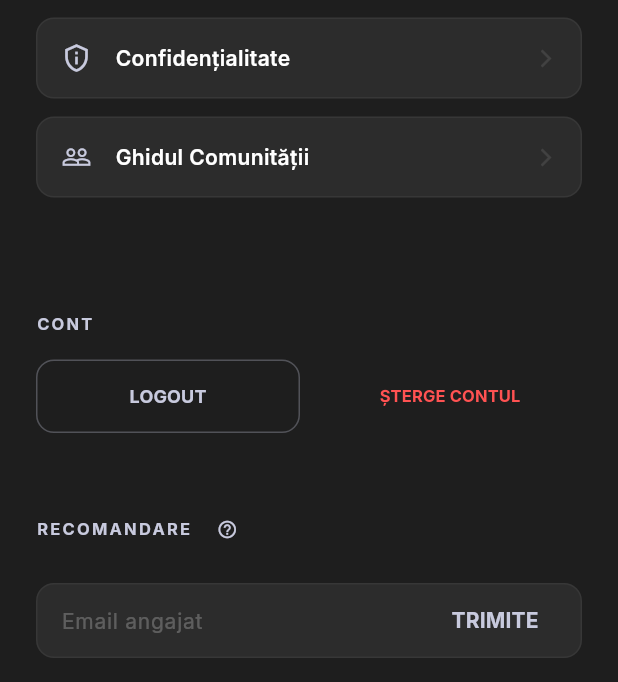
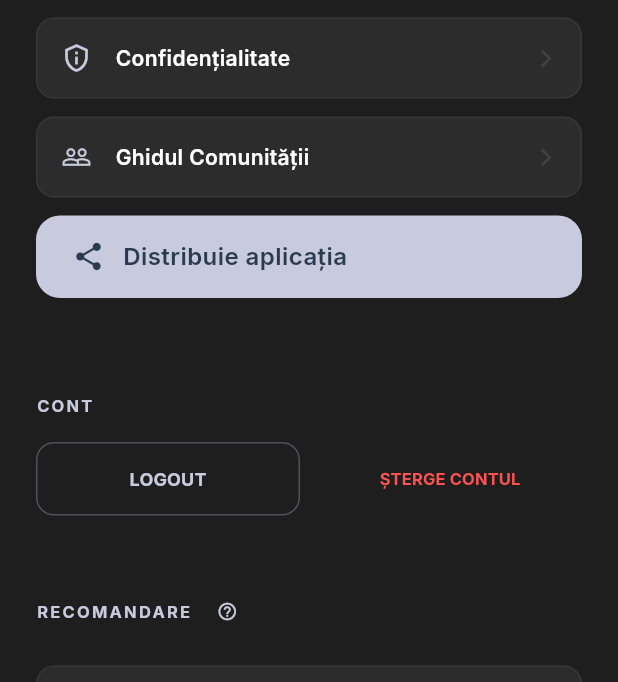
Before and after one commit to loye22/fixcars-app-, a Flutter app: the AboutUsScreen screen opened directly, on a phone screen of 412 x 824 dp, the part 554-1236 px from its top. Run offline on Flutter 3.47's test engine with Material 3 defaults, Android fonts, the phone set to English and light mode, and no system bars; our stand-ins replace cloud_firestore, connectivity_plus, device_info_plus, dotted_border, extended_image, file_picker and 17 more; missing offline and left inert: flutter_pdfview, onesignal_flutter; accounts and stored records are empty; network calls fail.

Commit message:
Add share featcher

```diff
--- a/lib/shared/screens/aboutUsScreen.dart
+++ b/lib/shared/screens/aboutUsScreen.dart
@@ -8,6 +8,7 @@ import 'package:path_provider/path_provider.dart';
 import '../../supplier/services/ReferralService.dart';
 import '../services/DeleteAccountService.dart';
 import '../services/api_service.dart';
+import '../widgets/ShareAppButton.dart';
 import '../widgets/SocialMediaSection.dart';
 import 'start_screen.dart';
 
@@ -235,6 +236,10 @@ class _AboutUsScreenState extends State<AboutUsScreen> {
                 icon: Icons.people_outline,
                 title: 'Ghidul Comunității',
                 onTap: () => _showPDF('assets/docs/fixcars_community_guidelines_ro.pdf', 'Ghidul Comunității'),
+              ),
+
+              Center(
+                child: ShareAppButton(),
               ),
 
 
--- /dev/null
+++ b/lib/shared/widgets/ShareAppButton.dart
@@ -0,0 +1,65 @@
+import 'package:flutter/material.dart';
+import 'package:share_plus/share_plus.dart';
+
+class ShareAppButton extends StatelessWidget {
+  final String appLink = 'https://www.app.fixcars.ro/download/';
+
+  @override
+  Widget build(BuildContext context) {
+    return Builder(
+      builder: (context) {
+        return Container(
+          width: double.infinity,
+          decoration: BoxDecoration(
+            color: Color(0xFFC8CADE),
+            borderRadius: BorderRadius.circular(16),
+
+          ),
+          child: Material(
+            color: Colors.transparent,
+            child: InkWell(
+              onTap: () async {
+                final box = context.findRenderObject() as RenderBox?;
+
+                try {
+                  await SharePlus.instance.share(
+                    ShareParams(
+                      text: '🚗 FIXCARS - Găsește mecanici, programează reparații și solicită asistență rutieră! Descarcă: $appLink',
+                      sharePositionOrigin: box!.localToGlobal(Offset.zero) & box.size,
+                    ),
+                  );
+                } catch (e) {
+                  print('Share error: $e');
+                }
+              },
+              borderRadius: BorderRadius.circular(16),
+              child: Padding(
+                padding: const EdgeInsets.symmetric(horizontal: 24, vertical: 16),
+                child: Row(
+                  mainAxisSize: MainAxisSize.min,
+                  children: [
+                    Icon(
+                      Icons.share_rounded,
+                      color: Color(0xFF2A3B4F),
+                      size: 22,
+                    ),
+                    SizedBox(width: 12),
+                    Text(
+                      'Distribuie aplicația',
+                      style: TextStyle(
+                        color: Color(0xFF2A3B4F),
+                        fontSize: 16,
+                        fontWeight: FontWeight.w600,
+                        letterSpacing: 0.3,
+                      ),
+                    ),
+                  ],
+                ),
+              ),
+            ),
+          ),
+        );
+      },
+    );
+  }
+}
--- a/pubspec.yaml
+++ b/pubspec.yaml
@@ -65,6 +65,7 @@ dependencies:
   intl: ^0.20.2
   file_picker: ^10.3.8
   webview_flutter: ^4.13.0
+  share_plus: ^12.0.1
 
 dev_dependencies:
   flutter_test:
```
Also changed, not shown: pubspec.lock, 3 other files.
